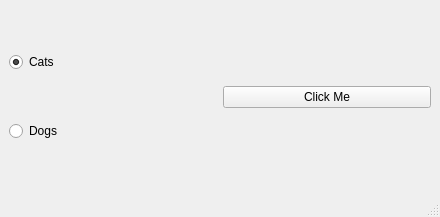
First picture: the form in GUI/mainwindow.ui, repository Bugsfounder/LearningQT, before the edit.
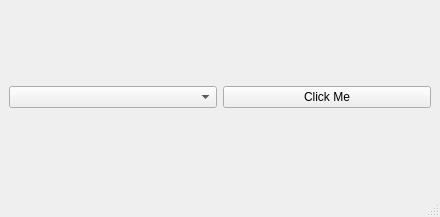
Second picture: the form after the edit.

Commit message: Combo Box in Qt

```diff
--- a/GUI/mainwindow.ui
+++ b/GUI/mainwindow.ui
@@ -16,25 +16,7 @@
   <widget class="QWidget" name="centralwidget">
    <layout class="QHBoxLayout" name="horizontalLayout">
     <item>
-     <layout class="QVBoxLayout" name="verticalLayout">
-      <item>
-       <widget class="QRadioButton" name="radioButton1">
-        <property name="text">
-         <string>Cats</string>
-        </property>
-        <property name="checked">
-         <bool>true</bool>
-        </property>
-       </widget>
-      </item>
-      <item>
-       <widget class="QRadioButton" name="radioButton2">
-        <property name="text">
-         <string>Dogs</string>
-        </property>
-       </widget>
-      </item>
-     </layout>
+     <widget class="QComboBox" name="comboBox"/>
     </item>
     <item>
      <widget class="QPushButton" name="pushButton">
```
The commit also changes 1 other file.
